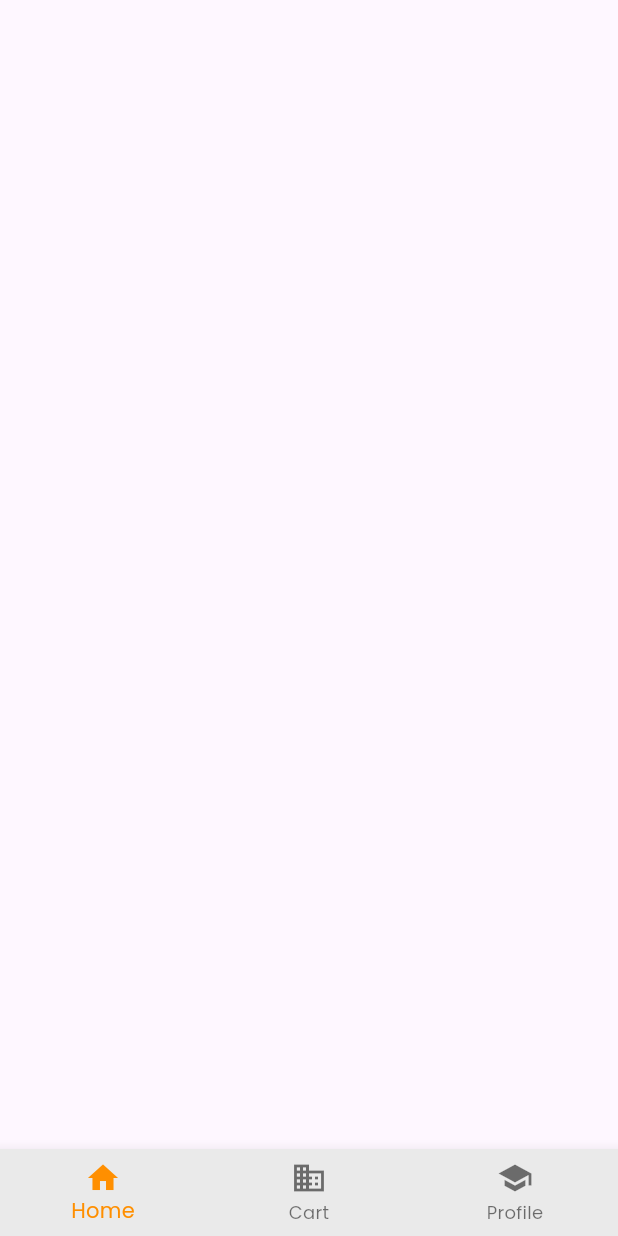
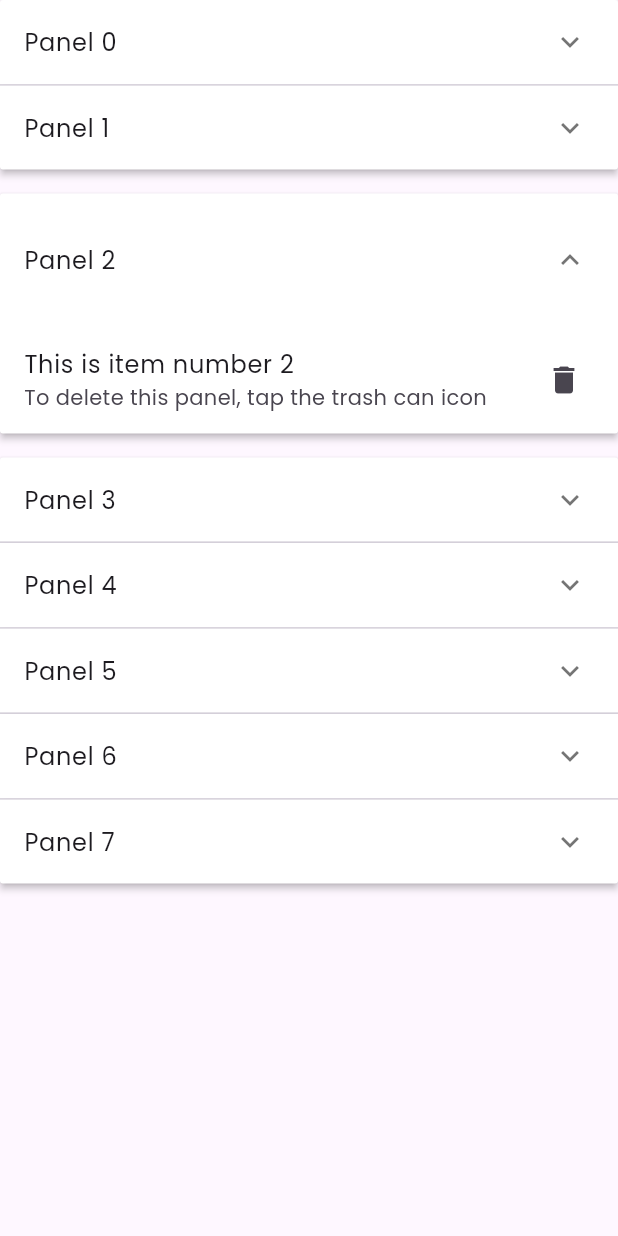
Before and after one commit to imsamimalik/ecommerceFlutter, a Flutter app: the MyStatefulWidget widget shown alone on an empty page, opened directly, on a phone screen of 412 x 824 dp. Run offline on Flutter 3.47's test engine with Material 2 defaults, Android fonts, the phone set to English and light mode, and no system bars; drawn by our look-alikes of velocity_x; our stand-ins replace dio, file_picker, font_awesome_flutter, get, google_fonts, shared_preferences; accounts and stored records are empty; network calls fail.

```diff
--- a/lib/main.dart
+++ b/lib/main.dart
@@ -1,3 +1,4 @@
+import 'package:ecommerceflutter/pages/orders.dart';
 import 'package:flutter/material.dart';
 import 'package:get/route_manager.dart';
 import 'package:velocity_x/velocity_x.dart';
@@ -52,6 +53,7 @@ class _MainAppState extends State<MainApp> {
           MyRoutes.register: (context) => const RegisterPage(),
           MyRoutes.wishlist: (context) => const WishlistPage(),
           MyRoutes.success: (context) => const SuccessPage(),
+          MyRoutes.orders: (context) => const OrdersPage(),
         });
   }
 }
--- a/lib/models/User.dart
+++ b/lib/models/User.dart
@@ -105,6 +105,7 @@ class LoginUser extends VxMutation<MyStore> {
   @override
   perform() async {
     store!.token = token;
+    store!.initOrders();
     SharedPreferences localStorage = await SharedPreferences.getInstance();
     await localStorage.setString('token', token);
   }
@@ -118,6 +119,7 @@ class LogoutUser extends VxMutation<MyStore> {
     SharedPreferences localStorage = await SharedPreferences.getInstance();
     await localStorage.remove('token');
     await localStorage.remove('user');
+
 
     store!.user = User(
       id: -1,
--- a/lib/models/orders.dart
+++ b/lib/models/orders.dart
@@ -1,3 +1,5 @@
+import 'dart:convert';
+
 import 'package:velocity_x/velocity_x.dart';
 
 import '../main.dart' show navigatorKey;
@@ -7,17 +9,24 @@ import '../utils/routes.dart';
 class Orders {
   late num id;
   late num uid;
+  late bool deliveryStatus;
+  late num totalAmount;
   late List<num> pid;
 
   Orders({
     required this.id,
     required this.uid,
+    required this.deliveryStatus,
+    required this.totalAmount,
+
     required this.pid,
   });
 
   Orders.fromAPI(Map<String, dynamic> json) {
     id = num.parse(json["id"].toString());
     uid = num.parse(json["uid"].toString());
+    totalAmount = num.parse(json["totalAmount"].toString());
+    deliveryStatus = jsonDecode(json["deliveryStatus"]) == 1 ? true : false;
     pid = <num>[];
     (json["pid"]).forEach((v) {
       pid.add(v);
--- a/lib/pages/home.dart
+++ b/lib/pages/home.dart
@@ -1,3 +1,5 @@
+import 'dart:developer';
+
 import 'package:flutter/foundation.dart';
 import 'package:flutter/material.dart';
 import 'package:velocity_x/velocity_x.dart';
@@ -42,7 +44,7 @@ class _HomePageState extends State<HomePage> {
 
   test() {
     if (kDebugMode) {
-      print('home => ${user.username} => $token');
+      log('home => ${user.username} => $token');
     }
   }
 
--- a/lib/pages/test.dart
+++ b/lib/pages/test.dart
@@ -1,4 +1,45 @@
 import 'package:flutter/material.dart';
+
+
+class MyApp extends StatelessWidget {
+  const MyApp({Key? key}) : super(key: key);
+
+  static const String _title = 'Flutter Code Sample';
+
+  @override
+  Widget build(BuildContext context) {
+    return MaterialApp(
+      title: _title,
+      home: Scaffold(
+        appBar: AppBar(title: const Text(_title)),
+        body: const MyStatefulWidget(),
+      ),
+    );
+  }
+}
+
+// stores ExpansionPanel state information
+class Item {
+  Item({
+    required this.id,
+    required this.expandedValue,
+    required this.headerValue,
+  });
+
+  int id;
+  String expandedValue;
+  String headerValue;
+}
+
+List<Item> generateItems(int numberOfItems) {
+  return List<Item>.generate(numberOfItems, (int index) {
+    return Item(
+      id: index,
+      headerValue: 'Panel $index',
+      expandedValue: 'This is item number $index',
+    );
+  });
+}
 
 class MyStatefulWidget extends StatefulWidget {
   const MyStatefulWidget({Key? key}) : super(key: key);
@@ -8,38 +49,40 @@ class MyStatefulWidget extends StatefulWidget {
 }
 
 class _MyStatefulWidgetState extends State<MyStatefulWidget> {
-  int _selectedIndex = 0;
-  void _onItemTapped(int index) {
-    setState(() {
-      _selectedIndex = index;
-    });
-  }
+  final List<Item> _data = generateItems(8);
 
   @override
   Widget build(BuildContext context) {
-    return Scaffold(
-      bottomNavigationBar: BottomNavigationBar(
-        items: const <BottomNavigationBarItem>[
-          BottomNavigationBarItem(
-            icon: Icon(Icons.home),
-            label: 'Home',
-            backgroundColor: Colors.red,
-          ),
-          BottomNavigationBarItem(
-            icon: Icon(Icons.business),
-            label: 'Cart',
-            backgroundColor: Colors.green,
-          ),
-          BottomNavigationBarItem(
-            icon: Icon(Icons.school),
-            label: 'Profile',
-            backgroundColor: Colors.purple,
-          ),
-        ],
-        currentIndex: _selectedIndex,
-        selectedItemColor: Colors.amber[800],
-        onTap: _onItemTapped,
+    return SingleChildScrollView(
+      child: Container(
+        child: _buildPanel(),
       ),
     );
   }
+
+  Widget _buildPanel() {
+    return ExpansionPanelList.radio(
+      initialOpenPanelValue: 2,
+      children: _data.map<ExpansionPanelRadio>((Item item) {
+        return ExpansionPanelRadio(
+            value: item.id,
+            headerBuilder: (BuildContext context, bool isExpanded) {
+              return ListTile(
+                title: Text(item.headerValue),
+              );
+            },
+            body: ListTile(
+                title: Text(item.expandedValue),
+                subtitle:
+                    const Text('To delete this panel, tap the trash can icon'),
+                trailing: const Icon(Icons.delete),
+                onTap: () {
+                  setState(() {
+                    _data
+                        .removeWhere((Item currentItem) => item == currentItem);
+                  });
+                }));
+      }).toList(),
+    );
+  }
 }
--- a/lib/utils/routes.dart
+++ b/lib/utils/routes.dart
@@ -7,4 +7,5 @@ class MyRoutes {
   static String register = "/register";
   static String wishlist = "/wishlist";
   static String success = "/success";
+  static String orders = "/orders";
 }
```
Also changed, not shown: lib/pages/orders.dart (added, +31 -0 lines), lib/pages/profile.dart (+6 -1 lines), lib/store/store.dart (+6 -2 lines), lib/widgets/orders_widgets/list.dart (added, +64 -0 lines), lib/widgets/profile_widgets/profile_menu.dart (+6 -2 lines).
